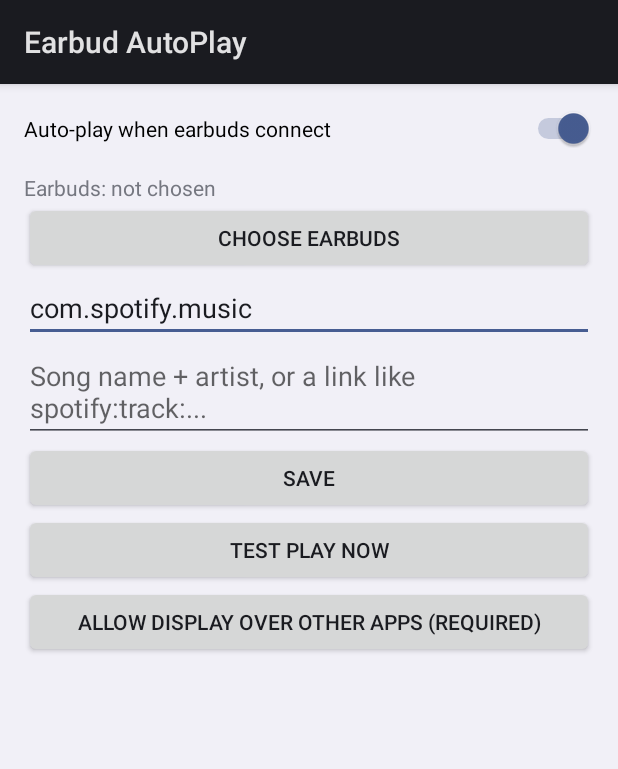
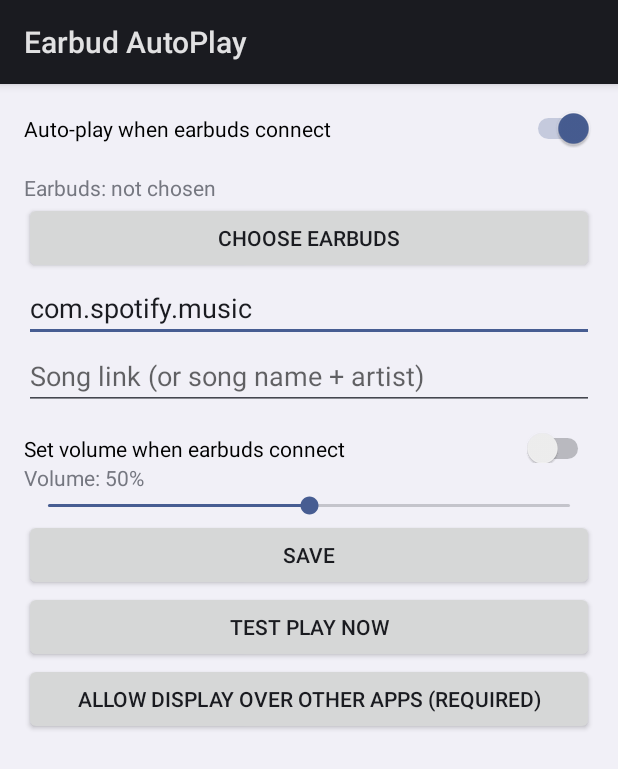
Before and after one commit to dekubhai-cyberpain/Earbuds-app, an Android app: the screen it shows after launch (MainActivity), after a tap on "TEST PLAY NOW", on a phone screen of 412 x 824 dp. Shown: the top 769 px of the screen. Run offline under Robolectric (Android 15) with nearby library versions, the phone set to English and light mode, and no system bars.

Commit message:
Add files via upload

```diff
--- a/app/src/main/java/com/example/earbudautoplay/MainActivity.kt
+++ b/app/src/main/java/com/example/earbudautoplay/MainActivity.kt
@@ -47,9 +47,30 @@ class MainActivity : Activity() {
             setText(prefs.getString("pkg", "com.spotify.music"))
         }
         val songInput = EditText(this).apply {
-            hint = "Song name + artist, or a link like spotify:track:..."
+            hint = "Song link (or song name + artist)"
             setText(prefs.getString("song", ""))
         }
+
+        val volSwitch = Switch(this).apply {
+            text = "Set volume when earbuds connect"
+            isChecked = prefs.getBoolean("volEnabled", false)
+            setPadding(0, pad, 0, 0)
+            setOnCheckedChangeListener { _, on -> prefs.edit().putBoolean("volEnabled", on).apply() }
+        }
+        val volLabel = TextView(this)
+        val volBar = SeekBar(this).apply {
+            max = 100
+            progress = prefs.getInt("volPercent", 50)
+            setOnSeekBarChangeListener(object : SeekBar.OnSeekBarChangeListener {
+                override fun onProgressChanged(sb: SeekBar?, p: Int, fromUser: Boolean) {
+                    volLabel.text = "Volume: $p%"
+                    if (fromUser) prefs.edit().putInt("volPercent", p).apply()
+                }
+                override fun onStartTrackingTouch(sb: SeekBar?) {}
+                override fun onStopTrackingTouch(sb: SeekBar?) {}
+            })
+        }
+        volLabel.text = "Volume: ${volBar.progress}%"
 
         val saveBtn = Button(this).apply {
             text = "Save"
@@ -63,7 +84,7 @@ class MainActivity : Activity() {
         }
         val testBtn = Button(this).apply {
             text = "Test play now"
-            setOnClickListener { saveBtn.performClick(); Player.play(context) }
+            setOnClickListener { saveBtn.performClick(); Player.applyVolume(context); Player.play(context) }
         }
         val overlayBtn = Button(this).apply {
             text = "Allow display over other apps (required)"
@@ -74,7 +95,7 @@ class MainActivity : Activity() {
             }
         }
 
-        listOf(enabled, deviceLabel, chooseBtn, pkgInput, songInput, saveBtn, testBtn, overlayBtn)
+        listOf(enabled, deviceLabel, chooseBtn, pkgInput, songInput, volSwitch, volLabel, volBar, saveBtn, testBtn, overlayBtn)
             .forEach { root.addView(it) }
         setContentView(ScrollView(this).apply { addView(root) })
     }
--- a/app/src/main/java/com/example/earbudautoplay/Player.kt
+++ b/app/src/main/java/com/example/earbudautoplay/Player.kt
@@ -3,11 +3,23 @@ package com.example.earbudautoplay
 import android.app.SearchManager
 import android.content.Context
 import android.content.Intent
+import android.media.AudioManager
 import android.net.Uri
 import android.provider.MediaStore
+import kotlin.math.roundToInt
 
 object Player {
     fun prefs(c: Context) = c.getSharedPreferences("prefs", Context.MODE_PRIVATE)
+
+    /** Sets media volume to the saved percentage, if the feature is enabled. */
+    fun applyVolume(c: Context) {
+        val p = prefs(c)
+        if (!p.getBoolean("volEnabled", false)) return
+        val am = c.getSystemService(Context.AUDIO_SERVICE) as AudioManager
+        val max = am.getStreamMaxVolume(AudioManager.STREAM_MUSIC)
+        val target = (p.getInt("volPercent", 50) / 100f * max).roundToInt()
+        am.setStreamVolume(AudioManager.STREAM_MUSIC, target, 0)
+    }
 
     /**
      * Song field can be either:
```
Also changed, not shown: app/src/main/java/com/example/earbudautoplay/EarbudReceiver.kt (+11 -2 lines).
